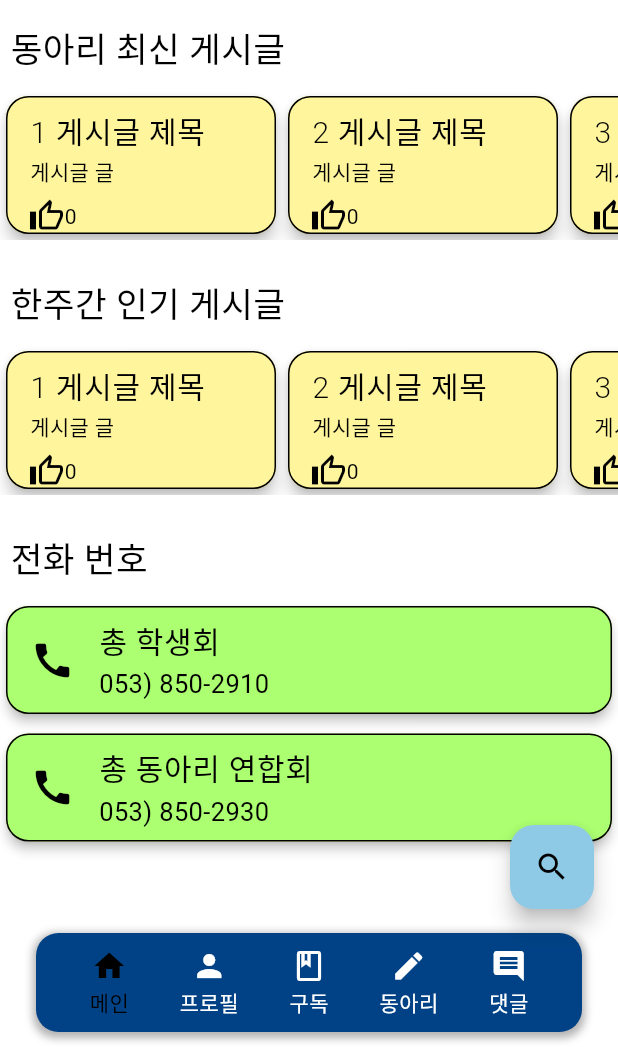
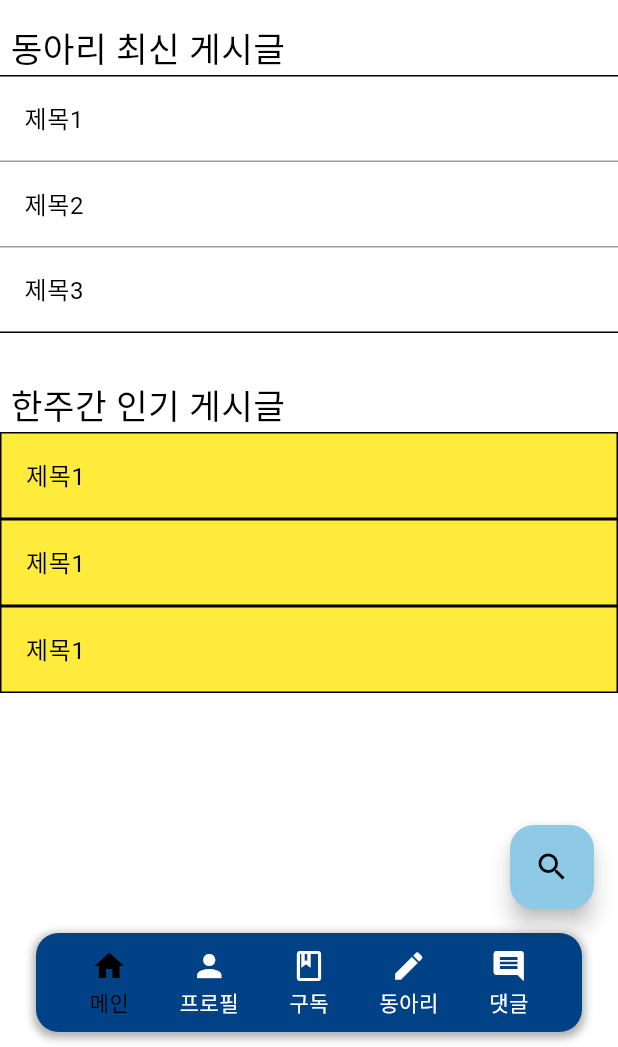
Before and after one commit to gimseongcheol/team_project, a Flutter app: the MainForm screen opened directly, on a phone screen of 412 x 824 dp, the part 189-1236 px from its top. Run offline on Flutter 3.47's test engine with Material 3 defaults, Android fonts, the phone set to English and light mode, and no system bars; our stand-ins replace carousel_slider, cloud_firestore, extended_image, firebase_auth, firebase_core, firebase_storage and 6 more; missing offline and left inert: flutter_state_notifier; accounts and stored records are empty; Roboto replaces fonts that are missing (Dongle, YeongdeokSea); statements that could not run were skipped.

Commit message:
24.05.26 메인화면 전화 drawer로 이동

```diff
--- a/lib/screen/mainPage/mainForm.dart
+++ b/lib/screen/mainPage/mainForm.dart
@@ -21,6 +21,7 @@ import 'package:team_project/screen/mainPage/aboutExplain.dart';
 import 'package:team_project/theme/theme_manager.dart';
 import 'package:provider/provider.dart';
 import 'package:team_project/widgets/error_dialog_widget.dart';
+import 'package:url_launcher/url_launcher.dart';
 
 class MainForm extends StatefulWidget {
   @override
@@ -28,14 +29,14 @@ class MainForm extends StatefulWidget {
 }
 
 class _MainFormState extends State<MainForm> {
-
   int _selectedPage = 0;
   final GlobalKey<ScaffoldState> _scaffoldKey = GlobalKey<ScaffoldState>();
 
-  void initState(){
+  void initState() {
     super.initState();
     _getProfile();
   }
+
   final List<String> _appbarNameList = [
     '메인 화면',
     '개인정보 수정',
@@ -58,10 +59,10 @@ class _MainFormState extends State<MainForm> {
     });
   }
 
-  Future<void> _getProfile()async{
-    try{
+  Future<void> _getProfile() async {
+    try {
       await context.read<UserProvider>().getUserInfo();
-    }on CustomException catch(e){
+    } on CustomException catch (e) {
       errorDialogWidget(context, e);
     }
   }
@@ -189,9 +190,23 @@ class _MainFormState extends State<MainForm> {
               Navigator.push(context,
                   MaterialPageRoute(builder: (context) => AboutExplain()));
             }),
-            _buildDrawerCard(Icons.output, '로그아웃', Colors.black12, () async {
+            _buildDrawerCard(
+              Icons.output,
+              '로그아웃',
+              Colors.black12,
+              () async {
                 await context.read<myAuthProvider.AuthProvider>().signOut();
-            }),
+              },
+            ),
+            _buildPhoneContainer(
+              title: '총 학생회',
+              phoneNumber: '053) 850-2910',
+            ),
+            SizedBox(height: 5),
+            _buildPhoneContainer(
+              title: '총 동아리 연합회',
+              phoneNumber: '053) 850-2930',
+            ),
           ],
         ),
       ),
@@ -296,4 +311,51 @@ class _MainFormState extends State<MainForm> {
               : Colors.black),
     );
   }
+  Widget _buildPhoneContainer({
+    required String title,
+    required String phoneNumber,
+  }) {
+    return GestureDetector(
+      onTap: () {
+        launch('tel:${phoneNumber}'); //여기 에러가 뜸 권한부여인지 아직 미정 좀더 확인해야함.
+      },
+      child: Card(
+        elevation: 3,
+        child: ListTile(
+          leading: Icon(
+            Icons.call,
+            size: 30,
+            color:
+            Provider.of<ThemeManager>(context).themeMode == ThemeMode.dark
+                ? Color(0xFF2DC764)
+                : Colors.black,
+          ),
+          title: Text(
+            title,
+            style: TextStyle(
+              fontSize: 20,
+              fontWeight: FontWeight.w200,
+              color:
+              Provider.of<ThemeManager>(context).themeMode == ThemeMode.dark
+                  ? Color(0xFF2DC764)
+                  : Colors.black,
+            ),
+          ),
+          subtitle: Text(
+            phoneNumber,
+            style: TextStyle(
+              fontSize: 17,
+              color:
+              Provider.of<ThemeManager>(context).themeMode == ThemeMode.dark
+                  ? Color(0xFF2DC764)
+                  : Colors.black,
+            ),
+          ),
+          shape: RoundedRectangleBorder(
+            borderRadius: BorderRadius.circular(15),
+          ),
+        ),
+      ),
+    );
   }
+}
--- a/lib/screen/mainPage/mainScreen.dart
+++ b/lib/screen/mainPage/mainScreen.dart
@@ -1,10 +1,10 @@
 import 'dart:async';
+import 'package:flutter/cupertino.dart';
 import 'package:flutter/material.dart';
-import 'package:url_launcher/url_launcher.dart';
+import 'package:flutter/widgets.dart';
 import 'package:provider/provider.dart';
 import 'package:team_project/theme/theme_manager.dart';
 import 'package:team_project/widgets/Post.dart';
-import 'package:team_project/screen/clubPage/PostScreen.dart';
 
 class MainScreen extends StatefulWidget {
   @override
@@ -42,7 +42,6 @@ class _MainScreenState extends State<MainScreen> {
     super.dispose();
   }
 
-
   @override
   Widget build(BuildContext context) {
     final _themeManager = Provider.of<ThemeManager>(context);
@@ -69,7 +68,6 @@ class _MainScreenState extends State<MainScreen> {
                 child: Row(
                   mainAxisAlignment: MainAxisAlignment.start,
                   children: [
-
                     Image.asset(
                       'assets/images/university_main_logo.png',
                       height: 60,
@@ -83,32 +81,90 @@ class _MainScreenState extends State<MainScreen> {
             Row(
               children: [SizedBox(width: 7), _buildCategoryText('동아리 최신 게시글')],
             ),
-            Scrollbar(
-              controller: _scrollController,
-              child: _buildHorizontalListView(_buildColorContainers()),
+            Column(
+              children: [
+                Container(
+                  decoration: BoxDecoration(
+                    border: Border(
+                      top: BorderSide(width: 1, color: Colors.black),
+                    ),
+                  ),
+                  child: ListTile(
+                    title: Text('제목1'),
+                    tileColor: Colors.white60,
+                    shape: RoundedRectangleBorder(
+                      borderRadius: BorderRadius.circular(0),
+                    ),
+                  ),
+                ),
+                Container(
+                  decoration: BoxDecoration(
+                    border: Border(
+                      top: BorderSide(width: 1, color: Colors.grey),
+                    ),
+                  ),
+                  child: ListTile(
+                    title: Text('제목2'),
+                    tileColor: Colors.white60,
+                    shape: RoundedRectangleBorder(
+                      borderRadius: BorderRadius.circular(0),
+                    ),
+                  ),
+                ),
+                Container(
+                  decoration: BoxDecoration(
+                    border: Border(
+                      top: BorderSide(width: 1, color: Colors.grey),
+                      bottom: BorderSide(width: 1, color: Colors.black),
+                    ),
+                  ),
+                  child: ListTile(
+                    title: Text('제목3'),
+                    tileColor: Colors.white60,
+                    shape: RoundedRectangleBorder(
+                      borderRadius: BorderRadius.circular(0),
+                    ),
+                  ),
+                ),
+                Divider(
+                  thickness: 1,
+                  color: Colors.white,
+                ),
+              ],
             ),
             SizedBox(height: 15),
             Row(
               children: [SizedBox(width: 7), _buildCategoryText('한주간 인기 게시글')],
             ),
-            Scrollbar(
-              controller: _scrollController,
-              child: _buildHorizontalListView(_buildColorContainers()),
+            Column(
+              children: [
+                ListTile(
+                  title: Text('제목1'),
+                  tileColor: Colors.yellow,
+                  shape: RoundedRectangleBorder(
+                    borderRadius: BorderRadius.circular(0),
+                    side: BorderSide(color: Colors.black, width: 1),
+                  ),
+                ),
+                ListTile(
+                  title: Text('제목1'),
+                  tileColor: Colors.yellow,
+                  shape: RoundedRectangleBorder(
+                    borderRadius: BorderRadius.circular(0),
+                    side: BorderSide(color: Colors.black, width: 1),
+                  ),
+                ),
+                ListTile(
+                  title: Text('제목1'),
+                  tileColor: Colors.yellow,
+                  shape: RoundedRectangleBorder(
+                    borderRadius: BorderRadius.circular(0),
+                    side: BorderSide(color: Colors.black, width: 1),
+                  ),
+                ),
+              ],
             ),
             SizedBox(height: 15),
-            Row(
-              children: [SizedBox(width: 7), _buildCategoryText('전화 번호')],
-            ),
-            SizedBox(height: 10),
-            _buildPhoneContainer(
-              title: '총 학생회',
-              phoneNumber: '053) 850-2910',
-            ),
-            SizedBox(height: 5),
-            _buildPhoneContainer(
-              title: '총 동아리 연합회',
-              phoneNumber: '053) 850-2930',
-            ),
           ],
         ),
       ),
@@ -137,7 +193,7 @@ class _MainScreenState extends State<MainScreen> {
   List<Widget> _buildColorContainers() {
     return List.generate(
       5,
-          (index) => Card(
+      (index) => Card(
         elevation: 4,
         child: Container(
           decoration: BoxDecoration(
@@ -152,7 +208,7 @@ class _MainScreenState extends State<MainScreen> {
                   borderRadius: BorderRadius.circular(15),
                   child: ListTile(
                     tileColor: Provider.of<ThemeManager>(context).themeMode ==
-                        ThemeMode.dark
+                            ThemeMode.dark
                         ? Color(0xFFFFFF9F)
                         : Colors.yellow[200],
                     title: Text(
@@ -175,7 +231,7 @@ class _MainScreenState extends State<MainScreen> {
                 padding: EdgeInsets.only(left: 15),
                 decoration: BoxDecoration(
                   color: Provider.of<ThemeManager>(context).themeMode ==
-                      ThemeMode.dark
+                          ThemeMode.dark
                       ? Color(0xFFFFFF9F)
                       : Colors.yellow[200],
                   borderRadius: BorderRadius.only(
@@ -207,51 +263,5 @@ class _MainScreenState extends State<MainScreen> {
     );
   }
 
-  Widget _buildPhoneContainer({
-    required String title,
-    required String phoneNumber,
-  }) {
-    return GestureDetector(
-      onTap: () {
-        launch('tel:${phoneNumber}'); //여기 에러가 뜸 권한부여인지 아직 미정 좀더 확인해야함.
-      },
-      child: Card(
-        elevation: 3,
-        child: ListTile(
-          leading: Icon(
-            Icons.call,
-            size: 30,
-            color:
-            Provider.of<ThemeManager>(context).themeMode == ThemeMode.dark
-                ? Color(0xFF2DC764)
-                : Colors.black,
-          ),
-          title: Text(
-            title,
-            style: TextStyle(
-              fontSize: 20,
-              fontWeight: FontWeight.w200,
-              color:
-              Provider.of<ThemeManager>(context).themeMode == ThemeMode.dark
-                  ? Color(0xFF2DC764)
-                  : Colors.black,
-            ),
-          ),
-          subtitle: Text(
-            phoneNumber,
-            style: TextStyle(
-              fontSize: 17,
-              color:
-              Provider.of<ThemeManager>(context).themeMode == ThemeMode.dark
-                  ? Color(0xFF2DC764)
-                  : Colors.black,
-            ),
-          ),
-          shape: RoundedRectangleBorder(
-            borderRadius: BorderRadius.circular(15),
-          ),
-        ),
-      ),
-    );
-  }
+
 }
--- a/lib/screen/modify/createNoticeScreen.dart
+++ b/lib/screen/modify/createNoticeScreen.dart
@@ -309,7 +309,7 @@ class _CreateNoticeScreenState extends State<CreateNoticeScreen> {
                 Navigator.of(context).pop();
               },
               style: ElevatedButton.styleFrom(
-                backgroundColor: Colors.white70,
+                backgroundColor : Colors.white70,
               ),
               child: Text("취소", style: TextStyle(color: Colors.black)),
             ),
--- a/lib/widgets/cardClub_widget.dart
+++ b/lib/widgets/cardClub_widget.dart
@@ -85,4 +85,4 @@ class _CardClubWidgetState extends State<CardClubWidget> {
       ),
     );
   }
-}
+  }
```
Lines whose indentation alone changed are shown as unchanged.
